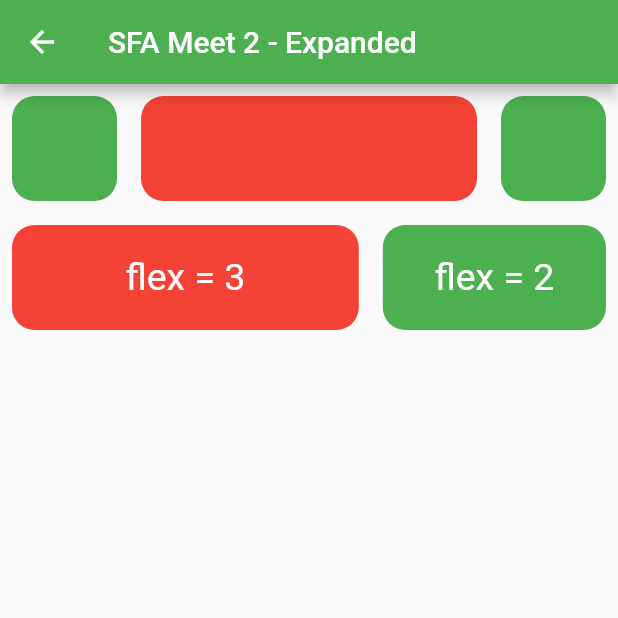
After one commit to mwiwids/newflutter, a Flutter app: the screen it shows after launch, after a tap on "Expanded", on a phone screen of 412 x 824 dp, the top half of it. The commit adds this screen. Run offline on Flutter 3.47's test engine with Material 2 defaults, Android fonts, the light colour scheme and no system bars.

Commit message:
Add Row, Column, Stack, Expanded, and Flexible

```diff
--- /dev/null
+++ b/lib/expanded.dart
@@ -0,0 +1,98 @@
+import 'package:flutter/cupertino.dart';
+import 'package:flutter/material.dart';
+
+class ExpandedPage extends StatelessWidget {
+  @override
+  Widget build(BuildContext context) {
+    return Scaffold(
+      appBar: AppBar(
+        title: Text('SFA Meet 2 - Expanded'),
+      ),
+      body: ExpandedDemo(),
+    );
+  }
+}
+
+class ExpandedDemo extends StatelessWidget {
+  @override
+  Widget build(BuildContext context) {
+    return Column(
+      children: [
+        Row(
+          children: [
+            Container(
+              decoration: BoxDecoration(
+                borderRadius: BorderRadius.all(Radius.circular(15)),
+                color: Colors.green,
+              ),
+              margin: EdgeInsets.all(8),
+              height: 70,
+              width: 70,
+            ),
+            Expanded(
+              child: Container(
+                decoration: BoxDecoration(
+                  borderRadius: BorderRadius.all(Radius.circular(15)),
+                  color: Colors.red,
+                ),
+                margin: EdgeInsets.all(8),
+                height: 70,
+                width: 70,
+              ),
+            ),
+            Container(
+              decoration: BoxDecoration(
+                borderRadius: BorderRadius.all(Radius.circular(15)),
+                color: Colors.green,
+              ),
+              margin: EdgeInsets.all(8),
+              height: 70,
+              width: 70,
+            ),
+          ],
+        ),
+        // membagi dengan menggunakan flex
+        Row(
+          children: [
+            Expanded(
+              flex: 3,
+              child: Container(
+                decoration: BoxDecoration(
+                  borderRadius: BorderRadius.all(Radius.circular(15)),
+                  color: Colors.red,
+                ),
+                margin: EdgeInsets.all(8),
+                height: 70,
+                width: 70,
+                child: Center(
+                  child: Text(
+                    "flex = 3",
+                    style: TextStyle(fontSize: 25, color: Colors.white),
+                  ),
+                ),
+              ),
+            ),
+            Expanded(
+              flex: 2,
+              child: Container(
+                decoration: BoxDecoration(
+                  borderRadius: BorderRadius.all(Radius.circular(15)),
+                  color: Colors.green,
+                ),
+                margin: EdgeInsets.all(8),
+                height: 70,
+                width: 70,
+                child: Center(
+                  child: Text(
+                    "flex = 2",
+                    style: TextStyle(fontSize: 25, color: Colors.white),
+                  ),
+                ),
+              ),
+            ),
+          ],
+        )
+      ],
+    );
+  }
+}
--- a/lib/main.dart
+++ b/lib/main.dart
@@ -1,7 +1,12 @@
 import 'package:flutter/material.dart';
-import './button.dart';
-import './text.dart';
-import './container.dart';
+import 'container.dart';
+import 'expanded.dart';
+import 'stack.dart';
+import 'text.dart';
+import 'button.dart';
+import 'row.dart';
+import 'column.dart';
+import 'flexible.dart';
 
 void main() {
   runApp(MyApp());
@@ -31,8 +36,17 @@ class MyHomePage extends StatelessWidget {
         padding: EdgeInsets.all(10),
         child: ListView(
           children: [
+            Container(
+              alignment: Alignment.center,
+              child: Text(
+                "Meet-2",
+                style: TextStyle(
+                  fontWeight: FontWeight.bold,
+                ),
+              ),
+            ),
             ElevatedButton(
-              child: Text("SFA Meet 2 - Container"),
+              child: Text("Container"),
               onPressed: () {
                 Navigator.push(
                   context,
@@ -41,7 +55,7 @@ class MyHomePage extends StatelessWidget {
               },
             ),
             ElevatedButton(
-              child: Text("SFA Meet 2 - Text"),
+              child: Text("Text"),
               onPressed: () {
                 Navigator.push(
                   context,
@@ -50,11 +64,56 @@ class MyHomePage extends StatelessWidget {
               },
             ),
             ElevatedButton(
-              child: Text("SFA Meet 2 - Button"),
+              child: Text("Button"),
               onPressed: () {
                 Navigator.push(
                   context,
                   MaterialPageRoute(builder: (context) => ButtonPage()),
+                );
+              },
+            ),
+            ElevatedButton(
+              child: Text("Row"),
+              onPressed: () {
+                Navigator.push(
+                  context,
+                  MaterialPageRoute(builder: (context) => RowPage()),
+                );
+              },
+            ),
+            ElevatedButton(
+              child: Text("Column"),
+              onPressed: () {
+                Navigator.push(
+                  context,
+                  MaterialPageRoute(builder: (context) => ColumnPage()),
+                );
+              },
+            ),
+            ElevatedButton(
+              child: Text("Stack"),
+              onPressed: () {
+                Navigator.push(
+                  context,
+                  MaterialPageRoute(builder: (context) => StackPage()),
+                );
+              },
+            ),
+            ElevatedButton(
+              child: Text("Expanded"),
+              onPressed: () {
+                Navigator.push(
+                  context,
+                  MaterialPageRoute(builder: (context) => ExpandedPage()),
+                );
+              },
+            ),
+            ElevatedButton(
+              child: Text("Flexible"),
+              onPressed: () {
+                Navigator.push(
+                  context,
+                  MaterialPageRoute(builder: (context) => FlexiblePage()),
                 );
               },
             ),
```
Also changed, not shown: lib/column.dart (added, +53 -0 lines), lib/container.dart (+2 -7 lines), lib/flexible.dart (added, +95 -0 lines), lib/row.dart (added, +53 -0 lines), lib/stack.dart (added, +60 -0 lines).
